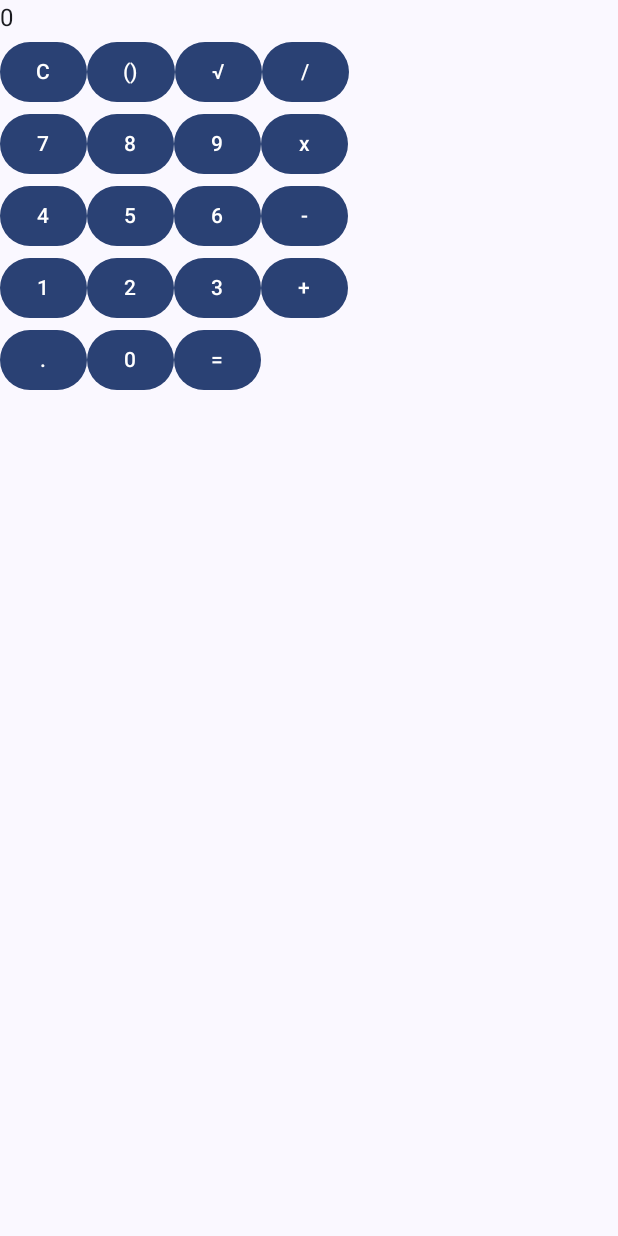
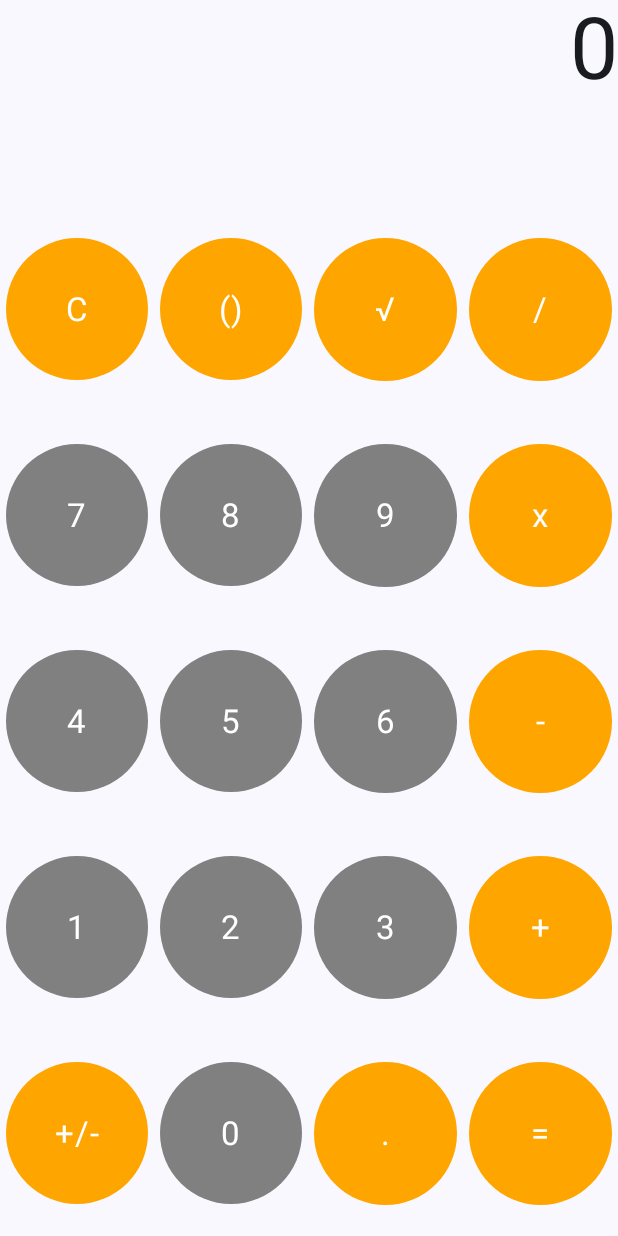
Before and after one commit to Jo6o43/Plataformas_Moveis, an Android app built with Jetpack Compose: the screen it shows after launch (MainActivity), on a phone screen of 412 x 824 dp. Run offline under Robolectric (Android 15) with nearby library versions, the phone set to English and light mode, and no system bars.

Commit message:
Update - 20/10/2024

```diff
--- a/app/src/main/java/com/example/calculatorapp/Calculator.kt
+++ b/app/src/main/java/com/example/calculatorapp/Calculator.kt
@@ -2,83 +2,100 @@ package com.example.calculatorapp
 
 import androidx.compose.foundation.layout.Column
 import androidx.compose.foundation.layout.Row
+import androidx.compose.foundation.layout.aspectRatio
+import androidx.compose.foundation.layout.fillMaxSize
+import androidx.compose.foundation.shape.RoundedCornerShape
 import androidx.compose.material3.Button
+import androidx.compose.material3.MaterialTheme
 import androidx.compose.material3.Text
 import androidx.compose.runtime.Composable
+import androidx.compose.runtime.getValue
+import androidx.compose.runtime.mutableStateOf
+import androidx.compose.runtime.remember
+import androidx.compose.runtime.setValue
 import androidx.compose.ui.Modifier
+import androidx.compose.ui.text.style.TextAlign
 import androidx.compose.ui.tooling.preview.Preview
+import androidx.compose.ui.unit.dp
+import com.example.calculatorapp.ui.theme.CalcButton.CalcButton
+import com.example.calculatorapp.ui.theme.CalculatorAppTheme
 
 @Composable
 fun CalculatorApp(modifier: Modifier = Modifier) {
+    var displayText by remember {mutableStateOf("0")}
+    val onNumPressed : (String) -> Unit = { num ->
+        if (displayText == "0") {
+            displayText = num
+        }else{
+            displayText += num
+        }
+    }
     Column(modifier = modifier) {
-        Text(text = "0")
-        Row {
-            Button(onClick = { /*TODO*/ }) {
-                Text(text = "C")
-            }
-            Button(onClick = { /*TODO*/ }) {
-                Text(text = "()")
-            }
-            Button(onClick = { /*TODO*/ }) {
-                Text(text = "√")
-            }
-            Button(onClick = { /*TODO*/ }) {
-                Text(text = "/")
-            }
+        Text(text =displayText,
+            modifier = Modifier
+                .fillMaxSize()
+                .weight(1f),
+            style = MaterialTheme.typography.displayLarge,
+            textAlign = TextAlign.End,
+
+        )
+
+        Row(
+            modifier = modifier
+                .weight(1f)
+                .aspectRatio(5f)
+        )
+        {
+            CalcButton(modifier = Modifier.weight(1f), label = "C", true, onClick = {displayText = "0" })
+            CalcButton(modifier = Modifier.weight(1f), label = "()", true, onClick = { /*TODO*/ })
+            CalcButton(modifier = Modifier.weight(1f), label = "√", true, onClick = { /*TODO*/ })
+            CalcButton(modifier = Modifier.weight(1f), label = "/", true, onClick = { /*TODO*/ })
         }
-        Row {
-            Button(onClick = { /*TODO*/ }) {
-                Text(text = "7")
-            }
-            Button(onClick = { /*TODO*/ }) {
-                Text(text = "8")
-            }
-            Button(onClick = { /*TODO*/ }) {
-                Text(text = "9")
-            }
-            Button(onClick = { /*TODO*/ }) {
-                Text(text = "x")
-            }
+        Row(
+            modifier = modifier
+                .weight(1f)
+                .aspectRatio(5f)
+        )
+        {
+            CalcButton(modifier = Modifier.weight(1f), label = "7", onClick = onNumPressed)
+            CalcButton(modifier = Modifier.weight(1f), label = "8", onClick = onNumPressed)
+            CalcButton(modifier = Modifier.weight(1f), label = "9", onClick = onNumPressed)
+            CalcButton(modifier = Modifier.weight(1f), label = "x", true, onClick = { /*TODO*/ })
         }
-        Row {
-            Button(onClick = { /*TODO*/ }) {
-                Text(text = "4")
-            }
-            Button(onClick = { /*TODO*/ }) {
-                Text(text = "5")
-            }
-            Button(onClick = { /*TODO*/ }) {
-                Text(text = "6")
-            }
-            Button(onClick = { /*TODO*/ }) {
-                Text(text = "-")
-            }
+        Row(
+            modifier = modifier
+                .weight(1f)
+                .aspectRatio(5f)
+        )
+        {
+            CalcButton(modifier = Modifier.weight(1f), label = "4",  onClick = onNumPressed)
+            CalcButton(modifier = Modifier.weight(1f), label = "5",  onClick = onNumPressed)
+            CalcButton(modifier = Modifier.weight(1f), label = "6",  onClick = onNumPressed)
+            CalcButton(modifier = Modifier.weight(1f), label = "-", true, onClick = { /*TODO*/ })
         }
-        Row {
-            Button(onClick = { /*TODO*/ }) {
-                Text(text = "1")
-            }
-            Button(onClick = { /*TODO*/ }) {
-                Text(text = "2")
-            }
-            Button(onClick = { /*TODO*/ }) {
-                Text(text = "3")
-            }
-            Button(onClick = { /*TODO*/ }) {
-                Text(text = "+")
-            }
+        Row(
+            modifier = modifier
+                .weight(1f)
+                .aspectRatio(5f)
+        )
+        {
+            CalcButton(modifier = Modifier.weight(1f), label = "1",  onClick = onNumPressed)
+            CalcButton(modifier = Modifier.weight(1f), label = "2",  onClick = onNumPressed)
+            CalcButton(modifier = Modifier.weight(1f), label = "3",  onClick = onNumPressed)
+            CalcButton(modifier = Modifier.weight(1f), label = "+", true, onClick = { /*TODO*/ })
         }
-        Row {
-            Button(onClick = { /*TODO*/ }) {
-                Text(text = ".")
-            }
-            Button(onClick = { /*TODO*/ }) {
-                Text(text = "0")
-            }
-            Button(onClick = { /*TODO*/ }) {
-                Text(text = "=")
-            }
+        Row(
+            modifier = modifier
+                .weight(1f)
+                .aspectRatio(5f)
+        )
+        {
+            CalcButton(modifier = Modifier.weight(1f), label = "+/-", true, onClick = { /*TODO*/ })
+            CalcButton(modifier = Modifier.weight(1f), label = "0",  onClick = { /*TODO*/ })
+            CalcButton(modifier = Modifier.weight(1f), label = ".", true, onClick = { /*TODO*/ })
+            CalcButton(modifier = Modifier.weight(1f), label = "=", true, onClick = { /*TODO*/ })
         }
+
     }
 }
 
--- /dev/null
+++ b/app/src/main/java/com/example/calculatorapp/ui/theme/CalcButton/CalcButton.kt
@@ -0,0 +1,57 @@
+package com.example.calculatorapp.ui.theme.CalcButton
+
+import androidx.compose.foundation.layout.aspectRatio
+import androidx.compose.foundation.layout.padding
+import androidx.compose.foundation.shape.CutCornerShape
+import androidx.compose.material3.Button
+import androidx.compose.material3.ButtonDefaults
+import androidx.compose.material3.MaterialTheme
+import androidx.compose.material3.Text
+import androidx.compose.runtime.Composable
+import androidx.compose.ui.Modifier
+import androidx.compose.ui.semantics.Role.Companion.Button
+import androidx.compose.ui.tooling.preview.Preview
+import androidx.compose.ui.unit.dp
+import com.example.calculatorapp.CalculatorApp
+import com.example.calculatorapp.ui.theme.Orange
+import com.example.calculatorapp.ui.theme.Gray
+import com.example.calculatorapp.ui.theme.CalculatorAppTheme
+
+
+
+@Composable
+fun CalcButton(
+    modifier: Modifier = Modifier,
+    label: String = "",
+    isOperation: Boolean = false,
+    onClick: (String) -> Unit = {}
+) {
+
+    Button(
+        modifier = modifier
+            .aspectRatio(1f)
+            .padding(4.dp),
+        colors = if (isOperation)
+            ButtonDefaults.run { buttonColors(Orange) }
+        else
+            ButtonDefaults.run { buttonColors(Gray) },
+        onClick = {
+            onClick(label)
+        }) {
+        Text(
+            text = label,
+            style = MaterialTheme.typography.bodyLarge
+        )
+    }
+
+}
+
+@Preview(showBackground = true)
+@Composable
+fun CalcButtonPreview() {
+    CalculatorAppTheme() {
+        CalcButton(
+            label = "7"
+        )
+    }
+}
--- a/app/src/main/java/com/example/calculatorapp/ui/theme/Color.kt
+++ b/app/src/main/java/com/example/calculatorapp/ui/theme/Color.kt
@@ -9,3 +9,6 @@ val Pink80 = Color(0xFFEFB8C8)
 val Purple40 = Color(0xFF6650a4)
 val PurpleGrey40 = Color(0xFF625b71)
 val Pink40 = Color(0xFF7D5260)
+
+val Orange = Color(0xFFFFA500)
+val Gray = Color(0xFF808080)
--- a/app/src/main/java/com/example/calculatorapp/ui/theme/Type.kt
+++ b/app/src/main/java/com/example/calculatorapp/ui/theme/Type.kt
@@ -11,7 +11,7 @@ val Typography = Typography(
     bodyLarge = TextStyle(
         fontFamily = FontFamily.Default,
         fontWeight = FontWeight.Normal,
-        fontSize = 16.sp,
+        fontSize = 22.sp,
         lineHeight = 24.sp,
         letterSpacing = 0.5.sp
     )
```
